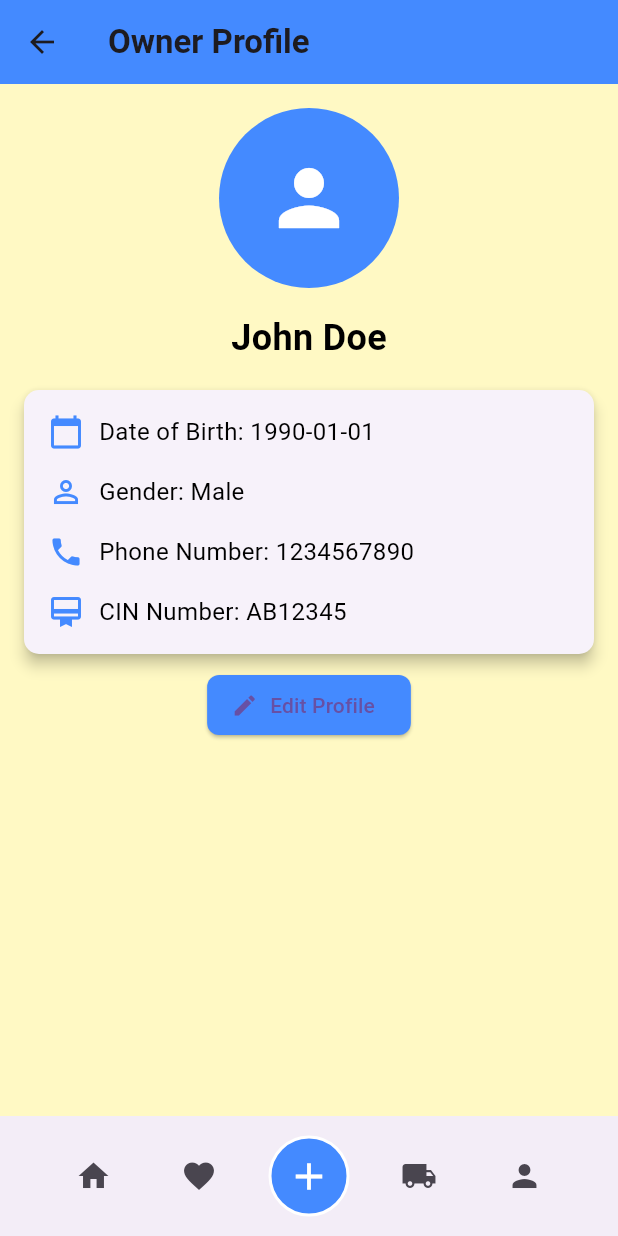
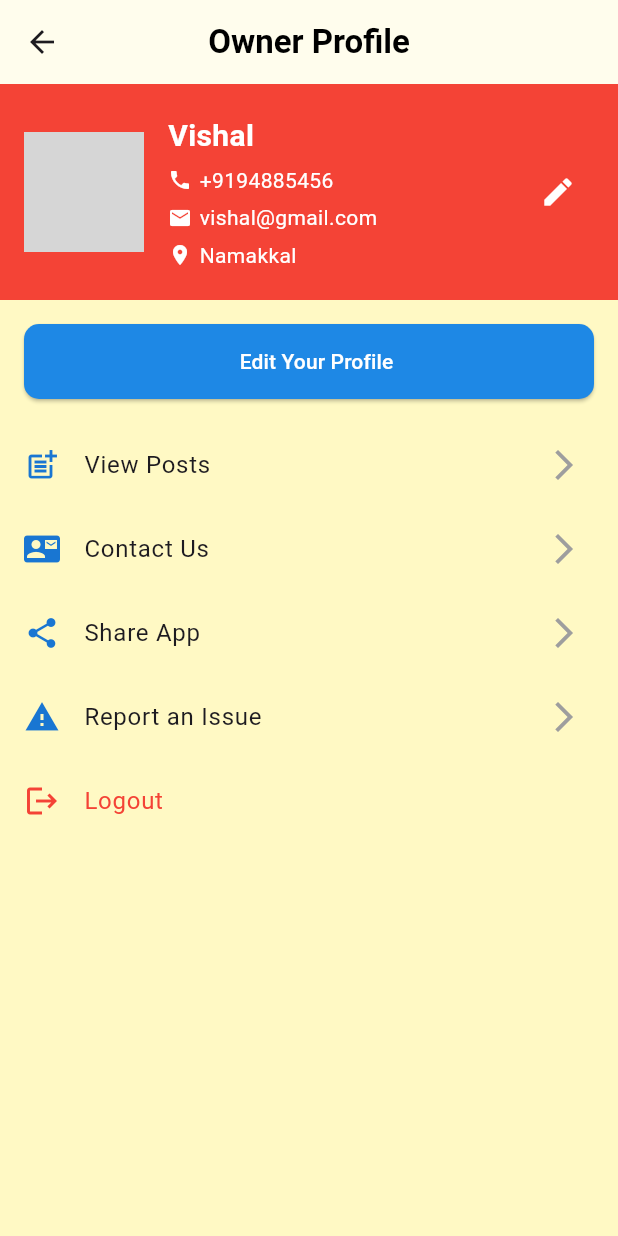
Before and after one commit to Cogo2025/our-app, a Flutter app: the OwnerHomePage screen opened directly, after a tap on the "person" icon, on a phone screen of 412 x 824 dp. Run offline on Flutter 3.47's test engine with Material 3 defaults, Android fonts, the phone set to English and light mode, and no system bars; our stand-ins replace image_picker; network calls fail; grey boxes are pictures that could not be loaded.

Commit message:
updated by vishal

```diff
--- a/lorry_app/lib/features/custom-navbar/owner_custom_navbar.dart
+++ b/lorry_app/lib/features/custom-navbar/owner_custom_navbar.dart
@@ -1,8 +1,8 @@
 import 'package:flutter/material.dart';
 import 'package:lorry_app/features/cart-page/cart_page.dart';
-import '../profile_page/Owner_profile_page.dart';
 import '../home_page/owner_home_page.dart';
 import '../post_page/owner_post_page.dart'; // Import the owner post page
+import 'package:lorry_app/features/profile_page/owner_profile_page.dart';
 
 class CustomNavbar extends StatelessWidget {
   final int selectedIndex;
@@ -74,13 +74,7 @@ class CustomNavbar extends StatelessWidget {
               Navigator.push(
                 context,
                 MaterialPageRoute(
-                  builder: (context) => OwnerProfilePage(
-                    name: "John Doe",
-                    dob: "1990-01-01",
-                    gender: "Male",
-                    phoneNumber: "1234567890",
-                    CINNumber: "AB12345",
-
+                  builder: (context) => (UserProfilePage()
                   ),
                 ),
               );
--- a/lorry_app/lib/features/profile_page/owner_profile_page.dart
+++ b/lorry_app/lib/features/profile_page/owner_profile_page.dart
@@ -1,165 +1,180 @@
 import 'package:flutter/material.dart';
-import '../custom-navbar/driver_custom_navbar.dart'; // Ensure this path is correct
+import 'package:lorry_app/features/profile_page/your-post/your_post.dart';
 
-class OwnerProfilePage extends StatelessWidget {
-  final String name;
+void main() {
+  runApp(MaterialApp(
+    home: UserProfilePage(),
+    debugShowCheckedModeBanner: false,
+  ));
+}
 
-  final String dob;
-  final String gender;
-  final String phoneNumber;
-  final String CINNumber;
-
-  const OwnerProfilePage({
-    Key? key,
-    required this.name,
-    required this.dob,
-    required this.gender,
-    required this.phoneNumber,
-
-    required this.CINNumber,
-  }) : super(key: key);
-
+class UserProfilePage extends StatelessWidget {
   @override
   Widget build(BuildContext context) {
     return Scaffold(
       appBar: AppBar(
-        title: const Text("Owner Profile"),
-        backgroundColor: Colors.blueAccent,
+        backgroundColor: Colors.white70,
+        title: Text(
+          'Owner Profile',
+          style: TextStyle(color: Colors.black),
+        ),
+        centerTitle: true,
+        elevation: 0,
       ),
       body: SingleChildScrollView(
-        child: Padding(
-          padding: const EdgeInsets.all(16.0),
         child: Column(
+          children: [
+            // Profile Header Section
+            Container(
+              color: Colors.red,
+              padding: EdgeInsets.symmetric(vertical: 20, horizontal: 16),
+              child: Row(
                 crossAxisAlignment: CrossAxisAlignment.center,
                 children: [
                   // Profile Picture
                   CircleAvatar(
-                radius: 60,
-                backgroundColor: Colors.blueAccent,
-                child: const Icon(
-                  Icons.person,
-                  size: 60,
+                    radius: 40,
+                    backgroundImage: NetworkImage(
+                      'https://via.placeholder.com/150', // Replace with user image
+                    ),
+                  ),
+                  SizedBox(width: 16),
+                  // User Details
+                  Expanded(
+                    child: Column(
+                      crossAxisAlignment: CrossAxisAlignment.start,
+                      children: [
+                        Text(
+                          'Vishal',
+                          style: TextStyle(
+                            fontSize: 20,
+                            fontWeight: FontWeight.bold,
                             color: Colors.white,
                           ),
                         ),
-              const SizedBox(height: 16),
-
-              // Name
-              Text(
-                name,
-                style: const TextStyle(
-                  fontSize: 24,
-                  fontWeight: FontWeight.bold,
-                ),
-              ),
-              const SizedBox(height: 8),
-
-              // Profile Details Card
-              Card(
-                margin: const EdgeInsets.symmetric(vertical: 10),
-                elevation: 4,
-                shape: RoundedRectangleBorder(
-                  borderRadius: BorderRadius.circular(10),
-                ),
-                child: Padding(
-                  padding: const EdgeInsets.all(16.0),
-                  child: Column(
-                    children: [
-                      // Date of Birth
+                        SizedBox(height: 5),
                         Row(
                           children: [
-                          const Icon(Icons.calendar_today,
-                              color: Colors.blueAccent),
-                          const SizedBox(width: 10),
+                            Icon(Icons.phone, size: 16, color: Colors.white),
+                            SizedBox(width: 5),
                             Text(
-                            "Date of Birth: $dob",
-                            style: const TextStyle(fontSize: 16),
+                              '+9194885456',
+                              style: TextStyle(color: Colors.white),
                             ),
                           ],
                         ),
-                      const SizedBox(height: 16),
-
-                      // Gender
+                        SizedBox(height: 5),
                         Row(
                           children: [
-                          const Icon(Icons.person_outline,
-                              color: Colors.blueAccent),
-                          const SizedBox(width: 10),
+                            Icon(Icons.email, size: 16, color: Colors.white),
+                            SizedBox(width: 5),
                             Text(
-                            "Gender: $gender",
-                            style: const TextStyle(fontSize: 16),
+                              'vishal@gmail.com',
+                              style: TextStyle(color: Colors.white),
                             ),
                           ],
                         ),
-                      const SizedBox(height: 16),
-
-                      // Phone Number
+                        SizedBox(height: 5),
                         Row(
                           children: [
-                          const Icon(Icons.phone, color: Colors.blueAccent),
-                          const SizedBox(width: 10),
+                            Icon(Icons.location_on,
+                                size: 16, color: Colors.white),
+                            SizedBox(width: 5),
                             Text(
-                            "Phone Number: $phoneNumber",
-                            style: const TextStyle(fontSize: 16),
-                          ),
-                        ],
-                      ),
-
-
-
-
-                      const SizedBox(height: 16),
-
-                      // License Number
-                      Row(
-                        children: [
-                          const Icon(Icons.card_membership,
-                              color: Colors.blueAccent),
-                          const SizedBox(width: 10),
-                          Text(
-                            "CIN Number: $CINNumber",
-                            style: const TextStyle(fontSize: 16),
+                              'Namakkal',
+                              style: TextStyle(color: Colors.white),
                             ),
                           ],
                         ),
                       ],
                     ),
                   ),
+                  // Edit Icon
+                  IconButton(
+                    icon: Icon(Icons.edit, color: Colors.white),
+                    onPressed: () {
+                      // Edit functionality
+                    },
+                  ),
+                ],
+              ),
             ),
 
-              // Edit Profile Button
-              ElevatedButton.icon(
+            // "Verify Profile" Button
+            Padding(
+              padding: const EdgeInsets.all(16.0),
+              child: ElevatedButton(
                 onPressed: () {
-                  // Add functionality for editing profile
-                  print("Edit Profile Tapped");
+                  // Action for profile verification
                 },
                 style: ElevatedButton.styleFrom(
-                  backgroundColor: Colors.blueAccent,
+                  backgroundColor: Colors.blue.shade600,
+                  padding: EdgeInsets.symmetric(vertical: 15),
                   shape: RoundedRectangleBorder(
-                    borderRadius: BorderRadius.circular(8),
+                    borderRadius: BorderRadius.circular(10),
                   ),
                 ),
-                icon: const Icon(Icons.edit),
-                label: const Text("Edit Profile"),
+                child: Row(
+                  mainAxisAlignment: MainAxisAlignment.center,
+                  children: [
+
+                    SizedBox(width: 10),
+                    Text(
+                      'Edit Your Profile',
+                      style: TextStyle(color: Colors.white),
                     ),
                   ],
                 ),
               ),
             ),
-      bottomNavigationBar: CustomNavbar(
-        selectedIndex: 3, // Set default index to the Profile tab
-        onTap: (index) {
-          if (index == 0) {
-            Navigator.pushReplacementNamed(
-                context, '/home'); // Redirect to Home
-          } else if (index == 3) {
-            // Stay on the Profile Page
-          }
-          // Handle other navigation cases if needed
+
+            // Options Section
+            ListTile(
+              leading: Icon(Icons.post_add, color: Colors.blue.shade700),
+              title: Text('View Posts'),
+              trailing: Icon(Icons.arrow_forward_ios, color: Colors.grey),
+              onTap: () {
+                // Navigate to View Posts
+                        Navigator.push(
+                          context,
+                          MaterialPageRoute(
+                              builder: (context) =>YourPostsPage()),
+                        );
               },
-        onPostTap: () {
-          print("Post action triggered");
+            ),
+            ListTile(
+              leading: Icon(Icons.contact_mail, color: Colors.blue.shade700),
+              title: Text('Contact Us'),
+              trailing: Icon(Icons.arrow_forward_ios, color: Colors.grey),
+              onTap: () {
+                // Navigate to Contact Us
               },
+            ),
+            ListTile(
+              leading: Icon(Icons.share, color: Colors.blue.shade700),
+              title: Text('Share App'),
+              trailing: Icon(Icons.arrow_forward_ios, color: Colors.grey),
+              onTap: () {
+                // Add Share App functionality
+              },
+            ),
+            ListTile(
+              leading: Icon(Icons.report_problem, color: Colors.blue.shade700),
+              title: Text('Report an Issue'),
+              trailing: Icon(Icons.arrow_forward_ios, color: Colors.grey),
+              onTap: () {
+                // Navigate to Report Issue
+              },
+            ),
+            ListTile(
+              leading: Icon(Icons.logout, color: Colors.red),
+              title: Text('Logout', style: TextStyle(color: Colors.red)),
+              onTap: () {
+                // Add Logout functionality
+              },
+            ),
+          ],
+        ),
       ),
     );
   }
```
Also changed, not shown: lorry_app/lib/features/cart-page/cart_page.dart (+17 -0 lines), lorry_app/lib/features/post_page/owner_post_page.dart (+40 -0 lines), lorry_app/lib/features/profile_page/your-post/your_post.dart (added, +112 -0 lines). Lines whose indentation alone changed are shown as unchanged.
